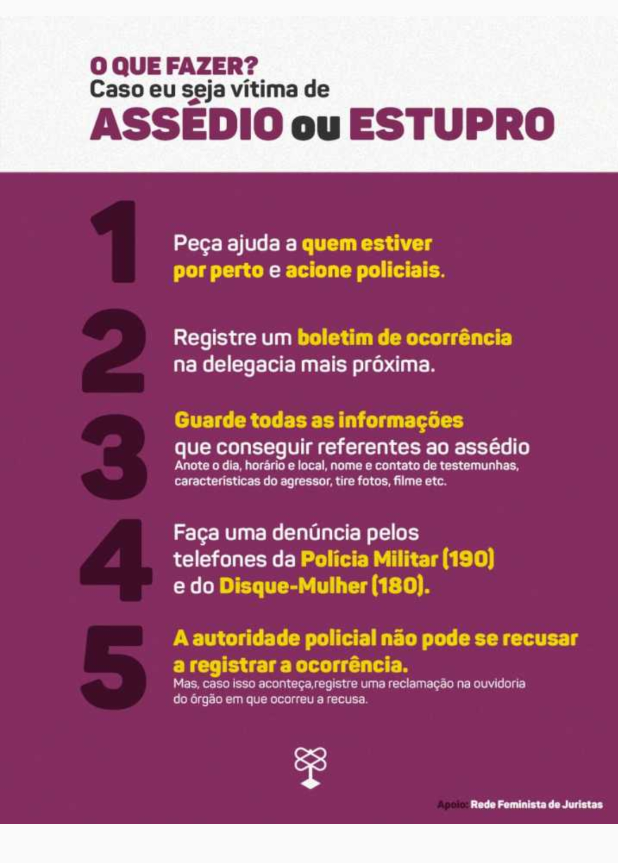
After one commit to Jennysoares/WomenSafe, an Android app: the ViolenceInfoActivity screen opened directly, with no data from a screen before it, on a phone screen of 412 x 824 dp. The commit adds this screen. Shown: the top 863 px of the screen. Run offline under Robolectric (Android 15) with nearby library versions, the phone set to English and light mode, and no system bars; Roboto replaces fonts that are not available here.

Commit message:
colocando dados na pagina de infoViolence

```diff
--- a/app/src/main/AndroidManifest.xml
+++ b/app/src/main/AndroidManifest.xml
@@ -11,7 +11,8 @@
         android:roundIcon="@mipmap/ic_launcher_round"
         android:supportsRtl="true"
         android:theme="@style/AppTheme">
-        <activity android:name=".view.activity.AssaltInfoActivity"></activity>
+        <activity android:name=".view.activity.ViolenceInfoActivity"></activity>
+        <activity android:name=".view.activity.AssaltInfoActivity" />
         <activity android:name=".view.activity.AbuseInfoActivity" />
         <activity android:name=".view.activity.ResetPasswordActivity" />
         <activity android:name=".view.activity.MapActivity" />
--- a/app/src/main/java/br/com/victoriasantos/womensafe/view/activity/InfoActivity.kt
+++ b/app/src/main/java/br/com/victoriasantos/womensafe/view/activity/InfoActivity.kt
@@ -1,13 +1,18 @@
 package br.com.victoriasantos.womensafe.view.activity
 
+import android.content.Intent
 import androidx.appcompat.app.AppCompatActivity
 import android.os.Bundle
 import br.com.victoriasantos.womensafe.R
+import kotlinx.android.synthetic.main.activity_info.*
 
 class InfoActivity : AppCompatActivity() {
 
     override fun onCreate(savedInstanceState: Bundle?) {
         super.onCreate(savedInstanceState)
         setContentView(R.layout.activity_info)
+
+        info_victim_bt.setOnClickListener {
+            startActivity(Intent(this,ViolenceInfoActivity::class.java)) }
     }
 }
--- /dev/null
+++ b/app/src/main/java/br/com/victoriasantos/womensafe/view/activity/ViolenceInfoActivity.kt
@@ -0,0 +1,13 @@
+package br.com.victoriasantos.womensafe.view.activity
+
+import androidx.appcompat.app.AppCompatActivity
+import android.os.Bundle
+import br.com.victoriasantos.womensafe.R
+
+class ViolenceInfoActivity : AppCompatActivity() {
+
+    override fun onCreate(savedInstanceState: Bundle?) {
+        super.onCreate(savedInstanceState)
+        setContentView(R.layout.activity_violence_info)
+    }
+}
--- /dev/null
+++ b/app/src/main/res/layout/activity_violence_info.xml
@@ -0,0 +1,18 @@
+<?xml version="1.0" encoding="utf-8"?>
+<androidx.constraintlayout.widget.ConstraintLayout xmlns:android="http://schemas.android.com/apk/res/android"
+    xmlns:app="http://schemas.android.com/apk/res-auto"
+    xmlns:tools="http://schemas.android.com/tools"
+    android:layout_width="match_parent"
+    android:layout_height="match_parent"
+    tools:context=".view.activity.ViolenceInfoActivity">
+
+    <ImageView
+        android:id="@+id/imageView"
+        android:layout_width="414dp"
+        android:layout_height="560dp"
+        app:layout_constraintEnd_toEndOf="parent"
+        app:layout_constraintHorizontal_bias="0.666"
+        app:layout_constraintStart_toStartOf="parent"
+        app:layout_constraintTop_toTopOf="parent"
+        app:srcCompat="@drawable/infografico" />
+</androidx.constraintlayout.widget.ConstraintLayout>
```
